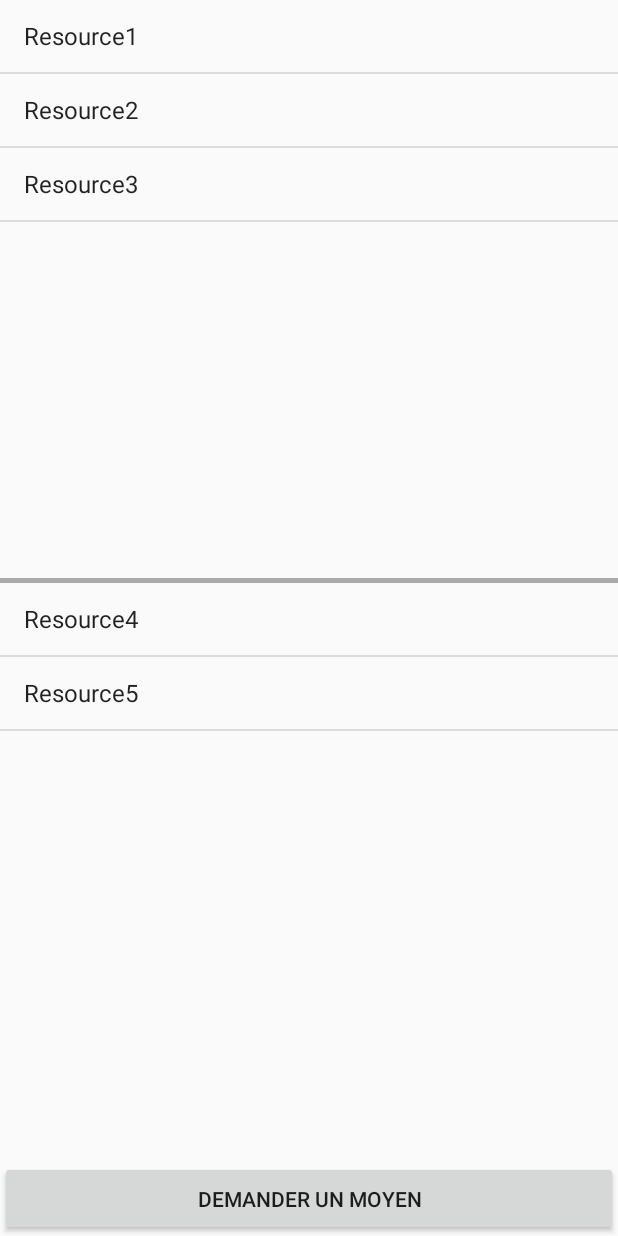
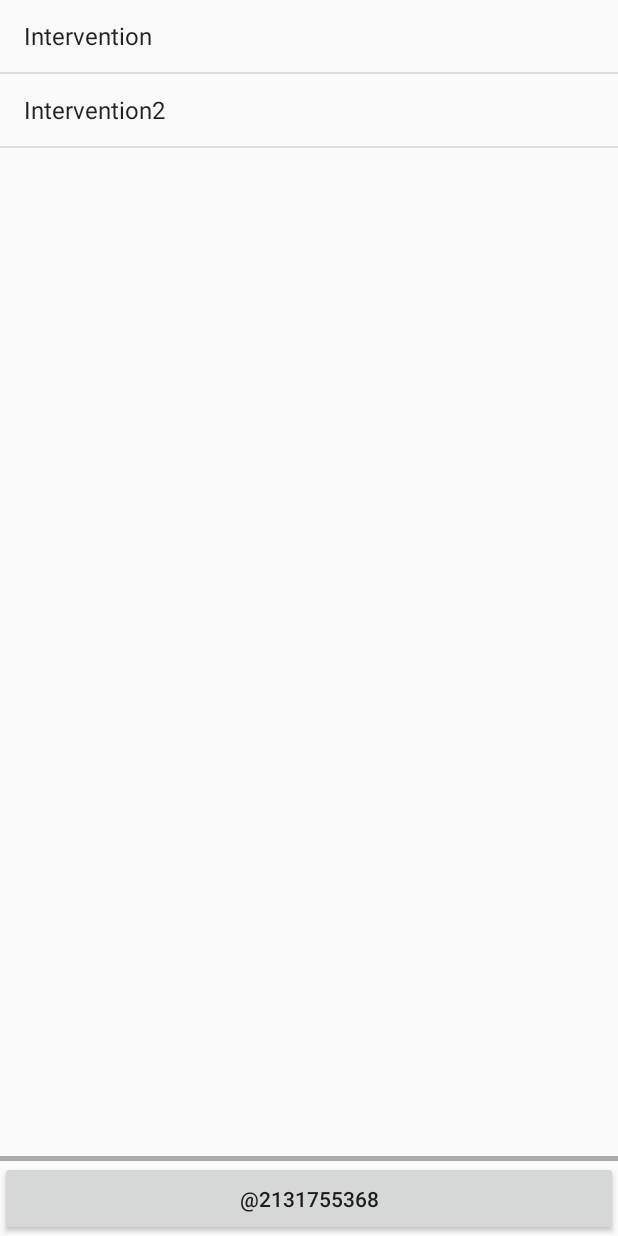
Before and after one commit to IsticGLA/SIT, an Android app: the ListInterventionsActivity screen opened directly, with no data from a screen before it, on a phone screen of 412 x 824 dp. Run offline under Robolectric (Android 15) with nearby library versions, the phone set to English and light mode, and no system bars.

Commit message:
Package project

```diff
--- a/Flerjeco/app/src/main/AndroidManifest.xml
+++ b/Flerjeco/app/src/main/AndroidManifest.xml
@@ -21,7 +21,7 @@
             android:value="AIzaSyBOafgCh0ZoqR_ieO-CUVU4OMCo2wrVbdw" />
 
         <activity
-            android:name="login.LoginActivity"
+            android:name=".login.LoginActivity"
             android:exported="true"
             android:label="@string/app_name"
             android:windowSoftInputMode="adjustResize|stateVisible" >
@@ -32,11 +32,11 @@
             </intent-filter>
         </activity>
         <activity
-            android:name=".SecondActivity"
+            android:name=".agent.intervention.SecondActivity"
             android:label="@string/title_activity_second" >
         </activity>
         <activity
-            android:name=".ListInterventionsActivity"
+            android:name=".agent.interventionsList.ListInterventionsActivity"
             android:label="@string/title_activity_list_interventions" >
         </activity>
     </application>
--- a/Flerjeco/app/src/main/java/istic/gla/groupeb/flerjeco/ResourcesFragment.java
+++ b/Flerjeco/app/src/main/java/istic/gla/groupeb/flerjeco/agent/interventionsList/InterventionsNamesFragment.java
@@ -13,7 +13,7 @@
  * See the License for the specific language governing permissions and
  * limitations under the License.
  */
-package istic.gla.groupeb.flerjeco;
+package istic.gla.groupeb.flerjeco.agent.interventionsList;
 
 import android.app.Activity;
 import android.os.Build;
@@ -29,14 +29,12 @@ import android.widget.ListView;
 import java.util.ArrayList;
 import java.util.List;
 
-import entity.Resource;
-import util.State;
+import istic.gla.groupeb.flerjeco.R;
 
-public class ResourcesFragment extends Fragment {
+public class InterventionsNamesFragment extends Fragment {
     OnResourceSelectedListener mCallback;
 
-    private ListView listViewResources;
-    private ListView listViewRequests;
+    private ListView listViewInterventions;
 
     // The container Activity must implement this interface so the frag can deliver messages
     public interface OnResourceSelectedListener {
@@ -49,38 +47,29 @@ public class ResourcesFragment extends Fragment {
                              Bundle savedInstanceState){
         super.onCreate(savedInstanceState);
 
-        View v = inflater.inflate(R.layout.resource_view, container,
+        View v = inflater.inflate(R.layout.fragment_list_interventions, container,
                 false);
 
-        listViewResources = (ListView) v.findViewById(R.id.listViewResources);
-        listViewRequests = (ListView) v.findViewById(R.id.listViewRequests);
+        listViewInterventions = (ListView) v.findViewById(R.id.listViewInterventions);
 
         // We need to use a different list item layout for devices older than Honeycomb
         int layout = Build.VERSION.SDK_INT >= Build.VERSION_CODES.HONEYCOMB ?
                 android.R.layout.simple_list_item_activated_1 : android.R.layout.simple_list_item_1;
 
 
-        List<String> labelsResources = new ArrayList<>();
-        List<String> labelsRequests = new ArrayList<>();
+        List<String> labelsInterventions = new ArrayList<>();
 
-        SecondActivity secondActivity = (SecondActivity) getActivity();
-        for (Resource resource : secondActivity.intervention.getResources()){
-            State resourceState = resource.getState();
-            if (State.active.equals(resourceState) || State.planned.equals(resourceState)){
-                labelsResources.add(resource.getLabel());
-            }else{
-                labelsRequests.add(resource.getLabel());
-            }
-        }
+        ListInterventionsActivity listInterventionsActivity = (ListInterventionsActivity) getActivity();
+        labelsInterventions.add("Intervention");
+        labelsInterventions.add("Intervention2");
 
-        listViewResources.setAdapter(new ArrayAdapter<String>(getActivity(), layout, labelsResources));
-        listViewRequests.setAdapter(new ArrayAdapter<String>(getActivity(), layout, labelsRequests));
+        listViewInterventions.setAdapter(new ArrayAdapter<String>(getActivity(), layout, labelsInterventions));
 
-        listViewResources.setOnItemClickListener(new AdapterView.OnItemClickListener() {
+        listViewInterventions.setOnItemClickListener(new AdapterView.OnItemClickListener() {
             @Override
             public void onItemClick(AdapterView<?> adapterView, View view, int position, long id) {
                 mCallback.onResourceSelected(position);
-                listViewResources.setItemChecked(position,true);
+                listViewInterventions.setItemChecked(position, true);
             }
         });
 
@@ -94,7 +83,7 @@ public class ResourcesFragment extends Fragment {
         // When in two-pane layout, set the listview to highlight the selected list item
         // (We do this during onStart because at the point the listview is available.)
         if (getFragmentManager().findFragmentById(R.id.map_fragment) != null) {
-            listViewResources.setChoiceMode(ListView.CHOICE_MODE_SINGLE);
+            listViewInterventions.setChoiceMode(ListView.CHOICE_MODE_SINGLE);
         }
     }
 
@@ -108,7 +97,7 @@ public class ResourcesFragment extends Fragment {
             mCallback = (OnResourceSelectedListener) activity;
         } catch (ClassCastException e) {
             throw new ClassCastException(activity.toString()
-                    + " must implement OnHeadlineSelectedListener");
+                    + " must implement OnResourceSelectedListener");
         }
     }
 }
--- a/Flerjeco/app/src/main/java/istic/gla/groupeb/flerjeco/SecondActivity.java
+++ b/Flerjeco/app/src/main/java/istic/gla/groupeb/flerjeco/agent/interventionsList/ListInterventionsActivity.java
@@ -13,23 +13,20 @@
  * See the License for the specific language governing permissions and
  * limitations under the License.
  */
-package istic.gla.groupeb.flerjeco;
+package istic.gla.groupeb.flerjeco.agent.interventionsList;
 
 import android.os.Bundle;
-import android.support.v4.app.DialogFragment;
 import android.support.v4.app.FragmentActivity;
 import android.support.v4.app.FragmentTransaction;
-import android.view.View;
 
 import java.util.ArrayList;
 import java.util.List;
 
 import entity.Intervention;
-import entity.Resource;
-import util.State;
+import istic.gla.groupeb.flerjeco.R;
 
-public class SecondActivity extends FragmentActivity
-        implements ResourcesFragment.OnResourceSelectedListener {
+public class ListInterventionsActivity extends FragmentActivity
+        implements InterventionsNamesFragment.OnResourceSelectedListener {
 
     protected Intervention intervention;
 
@@ -38,19 +35,7 @@ public class SecondActivity extends FragmentActivity
     public void onCreate(Bundle savedInstanceState) {
         super.onCreate(savedInstanceState);
 
-        intervention = new Intervention();
-        intervention.setLatitude(48.117749);
-        intervention.setLongitude(-1.677297);
-        List<Resource> resourceList = new ArrayList<>();
-        resourceList.add(new Resource("Resource1", State.active, 48.117749, -1.677297));
-        resourceList.add(new Resource("Resource2", State.active, 48.127749, -1.657297));
-        resourceList.add(new Resource("Resource3", State.planned, 48.107749, -1.687297));
-        resourceList.add(new Resource("Resource4", State.validated, 48.017749, -1.477297));
-        resourceList.add(new Resource("Resource5", State.waiting, 48.147749, -1.677297));
-
-        intervention.setResources(resourceList);
-
-        setContentView(R.layout.activity_second);
+        setContentView(R.layout.activity_list_interventions);
 
         // Check whether the activity is using the layout version with
         // the fragment_container FrameLayout. If so, we must add the first fragment
@@ -64,7 +49,7 @@ public class SecondActivity extends FragmentActivity
             }
 
             // Create an instance of ExampleFragment
-            ResourcesFragment firstFragment = new ResourcesFragment();
+            InterventionsNamesFragment firstFragment = new InterventionsNamesFragment();
 
             // In case this activity was started with special instructions from an Intent,
             // pass the Intent's extras to the fragment as arguments
@@ -78,7 +63,7 @@ public class SecondActivity extends FragmentActivity
 
     public void onResourceSelected(int position) {
 
-        MapFragment mapFragment = (MapFragment)
+        MapListInterventionsFragment mapFragment = (MapListInterventionsFragment)
                 getSupportFragmentManager().findFragmentById(R.id.map_fragment);
 
         if (mapFragment != null) {
@@ -91,9 +76,9 @@ public class SecondActivity extends FragmentActivity
             // If the frag is not available, we're in the one-pane layout and must swap frags...
 
             // Create fragment and give it an argument for the selected article
-            MapFragment newFragment = new MapFragment();
+            MapListInterventionsFragment newFragment = new MapListInterventionsFragment();
             Bundle args = new Bundle();
-            args.putInt(MapFragment.ARG_POSITION, position);
+            args.putInt(MapListInterventionsFragment.ARG_POSITION, position);
             newFragment.setArguments(args);
             FragmentTransaction transaction = getSupportFragmentManager().beginTransaction();
 
@@ -107,13 +92,23 @@ public class SecondActivity extends FragmentActivity
         }
     }
 
-    public void showDialogRequest(View view) {
-        // Create the fragment and show it as a dialog.
-        DialogFragment vehicleDialog = new VehicleRequestDialog();
-        Bundle bundle = new Bundle();
-        bundle.putLong(VehicleRequestDialog.INTERVENTION,10);
-        vehicleDialog.setArguments(bundle);
-        vehicleDialog.show(getSupportFragmentManager(), "vehicle_dialog");
+    public List<Intervention> getInterventions() {
+        List<Intervention> interventionList = new ArrayList<Intervention>();
+
+        intervention = new Intervention();
+        intervention.setId(1);
+        intervention.setLatitude(48.117749);
+        intervention.setLongitude(-1.677297);
+
+        interventionList.add(intervention);
+
+        intervention = new Intervention();
+        intervention.setId(2);
+        intervention.setLatitude(66.117749);
+        intervention.setLongitude(-22.677297);
+
+        interventionList.add(intervention);
+
+        return interventionList;
     }
-
 }
--- a/Flerjeco/app/src/main/java/istic/gla/groupeb/flerjeco/InterventionDialogFragment.java
+++ b/Flerjeco/app/src/main/java/istic/gla/groupeb/flerjeco/codis/intervention/InterventionDialogFragment.java
@@ -1,13 +1,10 @@
-package istic.gla.groupeb.flerjeco;
+package istic.gla.groupeb.flerjeco.codis.intervention;
 
 import android.app.DialogFragment;
 import android.os.AsyncTask;
-import android.support.v7.app.ActionBarActivity;
 import android.os.Bundle;
 import android.util.Log;
 import android.view.LayoutInflater;
-import android.view.Menu;
-import android.view.MenuItem;
 import android.view.View;
 import android.view.ViewGroup;
 import android.widget.ArrayAdapter;
@@ -21,6 +18,7 @@ import org.springframework.web.client.HttpStatusCodeException;
 import java.util.HashMap;
 
 import entity.IncidentCode;
+import istic.gla.groupeb.flerjeco.R;
 import istic.gla.groupeb.flerjeco.springRest.SpringService;
 
 
--- a/Flerjeco/app/src/main/res/layout-large/activity_list_interventions.xml
+++ b/Flerjeco/app/src/main/res/layout-large/activity_list_interventions.xml
@@ -25,7 +25,7 @@ limitations under the License.
         android:layout_height="match_parent"
         android:background="@android:color/transparent"/>
 
-    <fragment android:name="istic.gla.groupeb.flerjeco.InterventionsNamesFragment"
+    <fragment android:name="istic.gla.groupeb.flerjeco.agent.interventionsList.InterventionsNamesFragment"
         android:id="@+id/resources_fragment"
         android:layout_weight="1"
         android:layout_width="0dp"
@@ -41,7 +41,7 @@ limitations under the License.
         android:layout_height="match_parent"
         android:background="@android:color/darker_gray"/>
 
-    <fragment android:name="istic.gla.groupeb.flerjeco.MapListInterventionsFragment"
+    <fragment android:name="istic.gla.groupeb.flerjeco.agent.interventionsList.MapListInterventionsFragment"
         android:id="@+id/map_fragment"
         android:layout_weight="2"
         android:layout_width="0dp"
--- a/Flerjeco/app/src/main/res/layout-large/activity_second.xml
+++ b/Flerjeco/app/src/main/res/layout-large/activity_second.xml
@@ -25,7 +25,7 @@ limitations under the License.
         android:layout_height="match_parent"
         android:background="@android:color/transparent"/>
 
-    <fragment android:name="istic.gla.groupeb.flerjeco.ResourcesFragment"
+    <fragment android:name="istic.gla.groupeb.flerjeco.agent.intervention.ResourcesFragment"
         android:id="@+id/resources_fragment"
         android:layout_weight="1"
         android:layout_width="0dp"
@@ -41,7 +41,7 @@ limitations under the License.
         android:layout_height="match_parent"
         android:background="@android:color/darker_gray"/>
 
-    <fragment android:name="istic.gla.groupeb.flerjeco.MapFragment"
+    <fragment android:name="istic.gla.groupeb.flerjeco.agent.intervention.MapFragment"
         android:id="@+id/map_fragment"
         android:layout_weight="2"
         android:layout_width="0dp"
--- a/Flerjeco/app/src/main/res/layout/activity_intervention.xml
+++ b/Flerjeco/app/src/main/res/layout/activity_intervention.xml
@@ -8,7 +8,7 @@
     android:paddingLeft="@dimen/activity_horizontal_margin"
     android:paddingRight="@dimen/activity_horizontal_margin"
     android:paddingTop="@dimen/activity_vertical_margin"
-    tools:context="istic.gla.groupeb.flerjeco.InterventionDialogFragment">
+    tools:context="istic.gla.groupeb.flerjeco.codis.intervention.InterventionDialogFragment">
 
     <!-- Login progress -->
     <ProgressBar
--- a/Flerjeco/app/src/main/res/menu/menu_intervention.xml
+++ b/Flerjeco/app/src/main/res/menu/menu_intervention.xml
@@ -1,7 +1,7 @@
 <menu xmlns:android="http://schemas.android.com/apk/res/android"
     xmlns:app="http://schemas.android.com/apk/res-auto"
     xmlns:tools="http://schemas.android.com/tools"
-    tools:context="istic.gla.groupeb.flerjeco.InterventionDialogFragment">
+    tools:context="istic.gla.groupeb.flerjeco.codis.intervention.InterventionDialogFragment">
     <item android:id="@+id/action_settings" android:title="@string/action_settings"
         android:orderInCategory="100" app:showAsAction="never" />
 </menu>
--- a/Flerjeco/app/src/main/res/menu/menu_second.xml
+++ b/Flerjeco/app/src/main/res/menu/menu_second.xml
@@ -1,7 +1,7 @@
 <menu xmlns:android="http://schemas.android.com/apk/res/android"
     xmlns:app="http://schemas.android.com/apk/res-auto"
     xmlns:tools="http://schemas.android.com/tools"
-    tools:context="istic.gla.groupeb.flerjeco.SecondActivity">
+    tools:context="istic.gla.groupeb.flerjeco.agent.intervention.SecondActivity">
     <item android:id="@+id/action_settings" android:title="@string/action_settings"
         android:orderInCategory="100" app:showAsAction="never" />
 </menu>
```
Also changed, not shown: Flerjeco/app/src/main/java/istic/gla/groupeb/flerjeco/agent/intervention/MapFragment.java (renamed from Flerjeco/app/src/main/java/istic/gla/groupeb/flerjeco/MapListInterventionsFragment.java, +19 -15 lines), Flerjeco/app/src/main/java/istic/gla/groupeb/flerjeco/agent/intervention/ResourcesFragment.java (renamed from Flerjeco/app/src/main/java/istic/gla/groupeb/flerjeco/InterventionsNamesFragment.java, +26 -14 lines), Flerjeco/app/src/main/java/istic/gla/groupeb/flerjeco/agent/intervention/SecondActivity.java (renamed from Flerjeco/app/src/main/java/istic/gla/groupeb/flerjeco/ListInterventionsActivity.java, +32 -26 lines), Flerjeco/app/src/main/java/istic/gla/groupeb/flerjeco/agent/interventionsList/MapListInterventionsFragment.java (renamed from Flerjeco/app/src/main/java/istic/gla/groupeb/flerjeco/MapFragment.java, +17 -19 lines), Flerjeco/app/src/main/java/istic/gla/groupeb/flerjeco/login/LoginActivity.java (renamed from Flerjeco/app/src/main/java/login/LoginActivity.java, +3 -4 lines), 1 other file.
